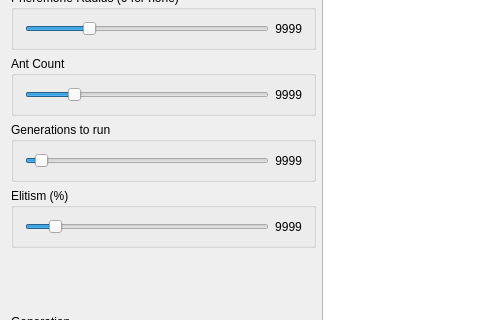
This is Part3/part3window.ui in DrewMartin/GP-Ants as Qt 5 draws it before an edit; both pictures show x 0 to 480 and y 232 to 552 of the 833 by 732 pixel window. The edited form follows.
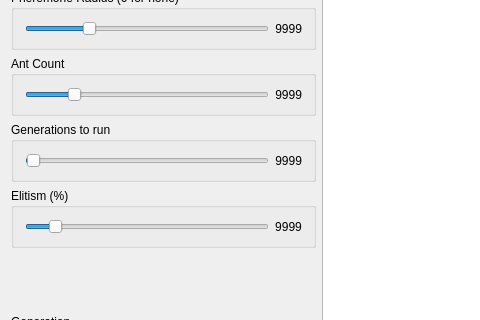
This is the edited form. Custom widgets are drawn as their Qt base class.

The edit to the form file:
```diff
--- a/Part3/part3window.ui
+++ b/Part3/part3window.ui
@@ -277,7 +277,7 @@
               <number>10</number>
              </property>
              <property name="maximum">
-              <number>1000</number>
+              <number>10000</number>
              </property>
              <property name="value">
               <number>51</number>
```
